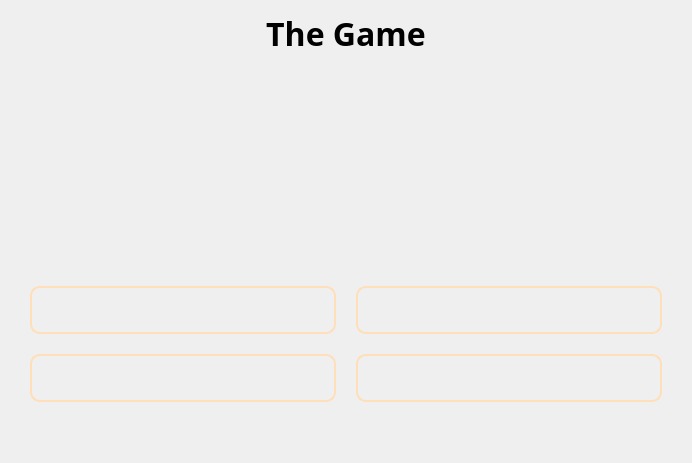
The window that game.ui (nhuhoainam/CSgo-dictionary) describes before a commit, drawn with Qt 5.
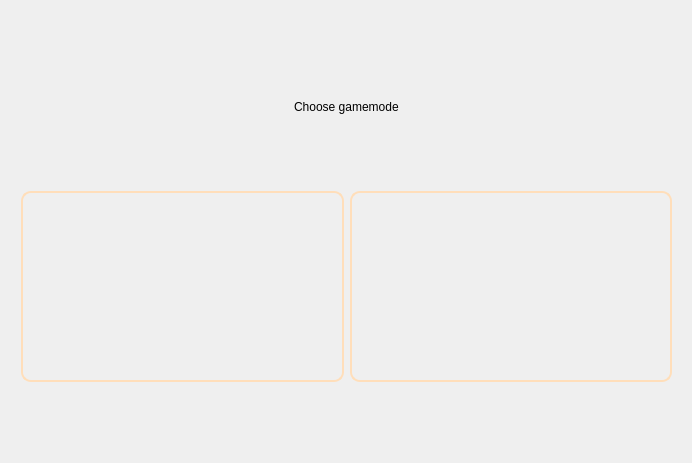
The same window after the commit. The open tabs and pages were chosen to show the change. Custom widgets are drawn as their Qt base class.

Commit message: style(game): changed game layout

```diff
--- a/game.ui
+++ b/game.ui
@@ -35,262 +35,166 @@
 	background-color: red;
 }</string>
   </property>
-  <layout class="QVBoxLayout" name="verticalLayout_3" stretch="1,4,0">
+  <layout class="QVBoxLayout" name="verticalLayout_3" stretch="0">
    <property name="bottomMargin">
     <number>42</number>
    </property>
-   <item>
-    <widget class="QLabel" name="title">
-     <property name="font">
-      <font>
-       <family>Segoe UI Black</family>
-       <pointsize>24</pointsize>
-       <bold>true</bold>
-      </font>
-     </property>
-     <property name="layoutDirection">
-      <enum>Qt::LeftToRight</enum>
-     </property>
-     <property name="styleSheet">
-      <string notr="true">QPushButton {
-	border-style: solid;
-	border-width: 2px;
-	border-radius: 10px;
-	border-color: #FFDEBA;
-	font: bold 14px;
-	padding: 6px;
-}
-
-*[ansState=&quot;true&quot;] {
-	background-color: green;
-}
-
-*[ansState=&quot;false&quot;] {
-	background-color: red;
-}</string>
-     </property>
-     <property name="text">
-      <string>The Game</string>
-     </property>
-     <property name="alignment">
-      <set>Qt::AlignCenter</set>
-     </property>
-    </widget>
-   </item>
-   <item>
-    <spacer name="verticalSpacer">
-     <property name="orientation">
-      <enum>Qt::Vertical</enum>
-     </property>
-     <property name="sizeHint" stdset="0">
-      <size>
-       <width>20</width>
-       <height>40</height>
-      </size>
-     </property>
-    </spacer>
-   </item>
    <item>
     <widget class="QStackedWidget" name="stackedWidget">
-     <property name="currentIndex">
-      <number>1</number>
-     </property>
      <widget class="QWidget" name="page_3">
-      <layout class="QVBoxLayout" name="verticalLayout_2">
-       <property name="spacing">
-        <number>42</number>
+      <widget class="QWidget" name="gridLayoutWidget">
+       <property name="geometry">
+        <rect>
+         <x>10</x>
+         <y>230</y>
+         <width>651</width>
+         <height>161</height>
+        </rect>
        </property>
-       <property name="leftMargin">
-        <number>48</number>
+       <layout class="QGridLayout" name="gridLayout">
+        <item row="1" column="0">
+         <widget class="TextWrapButton" name="ans1">
+          <property name="text">
+           <string/>
+          </property>
+         </widget>
+        </item>
+        <item row="0" column="0">
+         <widget class="QPushButton" name="ans2">
+          <property name="text">
+           <string/>
+          </property>
+         </widget>
+        </item>
+        <item row="0" column="1">
+         <widget class="QPushButton" name="ans3">
+          <property name="text">
+           <string/>
+          </property>
+         </widget>
+        </item>
+        <item row="1" column="1">
+         <widget class="QPushButton" name="ans4">
+          <property name="text">
+           <string/>
+          </property>
+         </widget>
+        </item>
+       </layout>
+      </widget>
+      <widget class="QWidget" name="horizontalLayoutWidget_3">
+       <property name="geometry">
+        <rect>
+         <x>9</x>
+         <y>59</y>
+         <width>651</width>
+         <height>101</height>
+        </rect>
        </property>
-       <property name="rightMargin">
-        <number>48</number>
-       </property>
-       <property name="bottomMargin">
-        <number>0</number>
-       </property>
-       <item>
-        <widget class="QPushButton" name="guessKeywordBtn">
-         <property name="sizePolicy">
-          <sizepolicy hsizetype="Minimum" vsizetype="Minimum">
-           <horstretch>0</horstretch>
-           <verstretch>0</verstretch>
-          </sizepolicy>
-         </property>
-         <property name="font">
-          <font>
-           <pointsize>36</pointsize>
-           <italic>false</italic>
-           <bold>false</bold>
-          </font>
-         </property>
-         <property name="layoutDirection">
-          <enum>Qt::LeftToRight</enum>
-         </property>
-         <property name="styleSheet">
-          <string notr="true">QPushButton::hover {
-	background-color: orange;
-	color: white;
-}</string>
-         </property>
-         <property name="text">
-          <string>Guess keyword</string>
-         </property>
-        </widget>
-       </item>
-       <item>
-        <widget class="QPushButton" name="guiessMeaningBtn">
-         <property name="sizePolicy">
-          <sizepolicy hsizetype="Minimum" vsizetype="Minimum">
-           <horstretch>0</horstretch>
-           <verstretch>0</verstretch>
-          </sizepolicy>
-         </property>
-         <property name="font">
-          <font>
-           <pointsize>36</pointsize>
-          </font>
-         </property>
-         <property name="styleSheet">
-          <string notr="true">QPushButton::hover {
-	background-color: orange;
-	color: white;
-}</string>
-         </property>
-         <property name="text">
-          <string>Guess meaning</string>
-         </property>
-        </widget>
-       </item>
-      </layout>
+       <layout class="QHBoxLayout" name="horizontalLayout_3">
+        <item>
+         <widget class="QLabel" name="questionLabel">
+          <property name="text">
+           <string/>
+          </property>
+          <property name="alignment">
+           <set>Qt::AlignCenter</set>
+          </property>
+         </widget>
+        </item>
+       </layout>
+      </widget>
      </widget>
      <widget class="QWidget" name="page">
-      <layout class="QVBoxLayout" name="verticalLayout">
-       <item>
-        <widget class="QLabel" name="questionLabel">
-         <property name="font">
-          <font>
-           <pointsize>22</pointsize>
-           <bold>false</bold>
-          </font>
-         </property>
-         <property name="text">
-          <string/>
-         </property>
-         <property name="alignment">
-          <set>Qt::AlignCenter</set>
-         </property>
-        </widget>
-       </item>
-       <item>
-        <layout class="QGridLayout" name="btnLayout">
-         <property name="leftMargin">
-          <number>10</number>
-         </property>
-         <property name="topMargin">
-          <number>10</number>
-         </property>
-         <property name="rightMargin">
-          <number>10</number>
-         </property>
-         <property name="bottomMargin">
-          <number>10</number>
-         </property>
-         <property name="spacing">
-          <number>20</number>
-         </property>
-         <item row="1" column="1">
-          <widget class="TextWrapButton" name="ans4">
-           <property name="sizePolicy">
-            <sizepolicy hsizetype="Expanding" vsizetype="Expanding">
-             <horstretch>0</horstretch>
-             <verstretch>0</verstretch>
-            </sizepolicy>
-           </property>
-           <property name="font">
-            <font>
-             <italic>false</italic>
-             <bold>true</bold>
-            </font>
-           </property>
-           <property name="text">
-            <string/>
-           </property>
-          </widget>
-         </item>
-         <item row="0" column="0">
-          <widget class="TextWrapButton" name="ans1">
-           <property name="sizePolicy">
-            <sizepolicy hsizetype="Expanding" vsizetype="Expanding">
-             <horstretch>0</horstretch>
-             <verstretch>0</verstretch>
-            </sizepolicy>
-           </property>
-           <property name="font">
-            <font>
-             <pointsize>-1</pointsize>
-             <italic>false</italic>
-             <bold>true</bold>
-            </font>
-           </property>
-           <property name="styleSheet">
-            <string notr="true">border-style: solid;
-border-width: 2px;
-border-radius: 10px;
-border-color: #FFDEBA;
-font: bold 14px;
-min-width: 10em;
- padding: 6px;</string>
-           </property>
-           <property name="text">
-            <string/>
-           </property>
-          </widget>
-         </item>
-         <item row="0" column="1">
-          <widget class="TextWrapButton" name="ans2">
-           <property name="sizePolicy">
-            <sizepolicy hsizetype="Expanding" vsizetype="Expanding">
-             <horstretch>0</horstretch>
-             <verstretch>0</verstretch>
-            </sizepolicy>
-           </property>
-           <property name="font">
-            <font>
-             <italic>false</italic>
-             <bold>true</bold>
-            </font>
-           </property>
-           <property name="text">
-            <string/>
-           </property>
-           <property name="ansState" stdset="0">
-            <string/>
-           </property>
-          </widget>
-         </item>
-         <item row="1" column="0">
-          <widget class="TextWrapButton" name="ans3">
-           <property name="sizePolicy">
-            <sizepolicy hsizetype="Expanding" vsizetype="Expanding">
-             <horstretch>0</horstretch>
-             <verstretch>0</verstretch>
-            </sizepolicy>
-           </property>
-           <property name="font">
-            <font>
-             <italic>false</italic>
-             <bold>true</bold>
-            </font>
-           </property>
-           <property name="text">
-            <string/>
-           </property>
-          </widget>
-         </item>
-        </layout>
-       </item>
-      </layout>
+      <widget class="QWidget" name="horizontalLayoutWidget">
+       <property name="geometry">
+        <rect>
+         <x>10</x>
+         <y>180</y>
+         <width>651</width>
+         <height>191</height>
+        </rect>
+       </property>
+       <layout class="QHBoxLayout" name="horizontalLayout">
+        <item>
+         <widget class="QPushButton" name="guessKeywordBtn">
+          <property name="sizePolicy">
+           <sizepolicy hsizetype="Minimum" vsizetype="Preferred">
+            <horstretch>0</horstretch>
+            <verstretch>0</verstretch>
+           </sizepolicy>
+          </property>
+          <property name="autoFillBackground">
+           <bool>false</bool>
+          </property>
+          <property name="text">
+           <string/>
+          </property>
+          <property name="autoRepeatDelay">
+           <number>300</number>
+          </property>
+         </widget>
+        </item>
+        <item>
+         <widget class="QPushButton" name="guessMeaningBtn">
+          <property name="sizePolicy">
+           <sizepolicy hsizetype="Minimum" vsizetype="Preferred">
+            <horstretch>0</horstretch>
+            <verstretch>0</verstretch>
+           </sizepolicy>
+          </property>
+          <property name="text">
+           <string/>
+          </property>
+         </widget>
+        </item>
+       </layout>
+      </widget>
+      <widget class="QWidget" name="horizontalLayoutWidget_2">
+       <property name="geometry">
+        <rect>
+         <x>10</x>
+         <y>50</y>
+         <width>651</width>
+         <height>91</height>
+        </rect>
+       </property>
+       <layout class="QHBoxLayout" name="horizontalLayout_2">
+        <item>
+         <spacer name="horizontalSpacerL">
+          <property name="orientation">
+           <enum>Qt::Horizontal</enum>
+          </property>
+          <property name="sizeHint" stdset="0">
+           <size>
+            <width>40</width>
+            <height>20</height>
+           </size>
+          </property>
+         </spacer>
+        </item>
+        <item>
+         <widget class="QLabel" name="chooseTitle">
+          <property name="text">
+           <string>Choose gamemode</string>
+          </property>
+         </widget>
+        </item>
+        <item>
+         <spacer name="horizontalSpacerR">
+          <property name="orientation">
+           <enum>Qt::Horizontal</enum>
+          </property>
+          <property name="sizeHint" stdset="0">
+           <size>
+            <width>40</width>
+            <height>20</height>
+           </size>
+          </property>
+         </spacer>
+        </item>
+       </layout>
+      </widget>
      </widget>
     </widget>
    </item>
```
Left out of the diff: 8 changed lines with no effect on the pictures. The commit also changes 1 other file.
